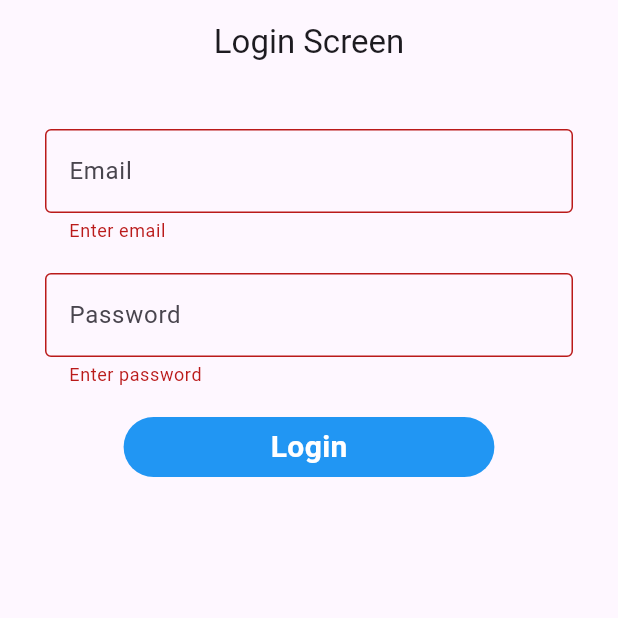
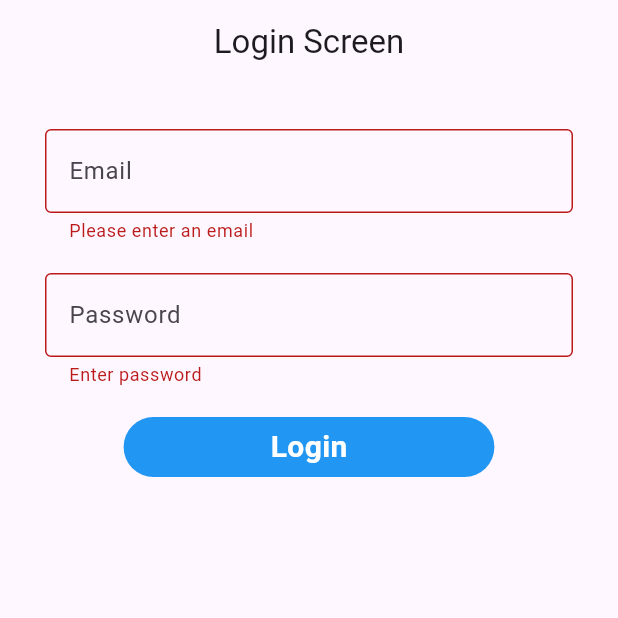
Before and after one commit to SMAmmadAli/Bloc-Clean-Architecture, a Flutter app: the screen it shows after launch, after a tap on "Login", on a phone screen of 412 x 824 dp, the top half of it. Run offline on Flutter 3.47's test engine with Material 3 defaults, Android fonts, the phone set to English and light mode, and no system bars.

Commit message:
validation on text field

```diff
--- a/lib/views/login/widgets/email_input_widget.dart
+++ b/lib/views/login/widgets/email_input_widget.dart
@@ -1,3 +1,4 @@
+import 'package:bloc_clean_architecture/utils/valildation.dart';
 import 'package:flutter/material.dart';
 
 class EmailInputWidget extends StatelessWidget {
@@ -13,8 +14,10 @@ class EmailInputWidget extends StatelessWidget {
           hintText: "Email", border: OutlineInputBorder()),
       onChanged: (value) {},
       validator: (value) {
-        if (value!.isEmpty) {
-          return "Enter email";
+        if (value == null || value.isEmpty) {
+          return 'Please enter an email';
+        } else if (!Validation.emailValidator(value)) {
+          return 'Please enter a valid email';
         }
         return null;
       },
--- a/lib/views/login/widgets/password_input_widget.dart
+++ b/lib/views/login/widgets/password_input_widget.dart
@@ -17,6 +17,9 @@ class PasswordInputWidget extends StatelessWidget {
         if (value!.isEmpty) {
           return "Enter password";
         }
+        if (value.length < 6) {
+          return 'please enter password greater than 6';
+        }
         return null;
       },
       onFieldSubmitted: (value) {},
```
Also changed, not shown: lib/utils/valildation.dart (added, +9 -0 lines).
